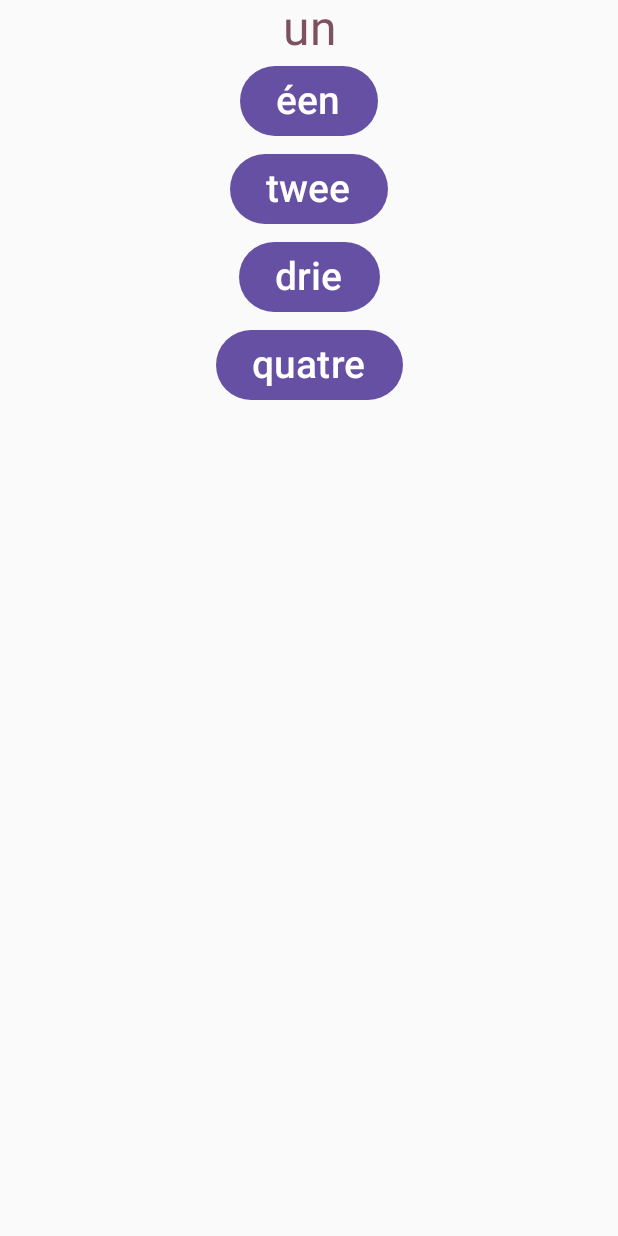
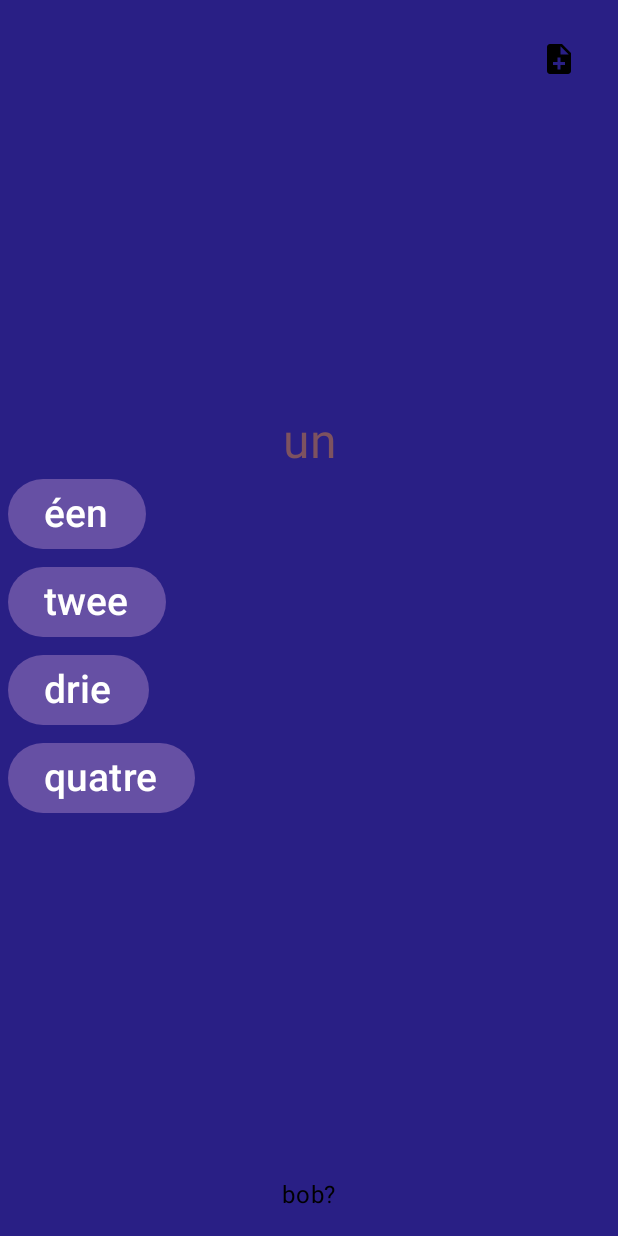
Before and after one commit to niougnip/vocabulle, an Android app built with Jetpack Compose: the screen it shows after launch (MainActivity), on a phone screen of 412 x 824 dp. Run offline under Robolectric (Android 15) with nearby library versions, the phone set to English and light mode, and no system bars; our stand-ins replace Room's generated code.

Commit message:
layout update

```diff
--- a/app/build.gradle.kts
+++ b/app/build.gradle.kts
@@ -50,6 +50,7 @@ dependencies {
     implementation(libs.androidx.ui.tooling.preview)
     implementation(libs.androidx.material3)
     implementation(libs.androidx.room.common)
+    implementation(libs.androidx.room.ktx)
     testImplementation(libs.junit)
     androidTestImplementation(libs.androidx.junit)
     androidTestImplementation(libs.androidx.espresso.core)
--- a/app/src/main/java/com/example/vocabulle2/MainActivity.kt
+++ b/app/src/main/java/com/example/vocabulle2/MainActivity.kt
@@ -1,13 +1,22 @@
+@file:OptIn(ExperimentalLayoutApi::class)
+
 package com.example.vocabulle2
 
+import android.content.res.Resources.Theme
 import android.os.Bundle
 import android.util.Log
 import androidx.activity.ComponentActivity
 import androidx.activity.compose.setContent
 import androidx.activity.enableEdgeToEdge
 import androidx.compose.foundation.Image
+import androidx.compose.foundation.background
+import androidx.compose.foundation.layout.Arrangement
 import androidx.compose.foundation.layout.Column
+import androidx.compose.foundation.layout.ExperimentalLayoutApi
+import androidx.compose.foundation.layout.FlowColumn
+import androidx.compose.foundation.layout.FlowRow
 import androidx.compose.foundation.layout.Row
+import androidx.compose.foundation.layout.fillMaxHeight
 import androidx.compose.foundation.layout.fillMaxSize
 import androidx.compose.foundation.layout.fillMaxWidth
 import androidx.compose.foundation.layout.padding
@@ -18,12 +27,15 @@ import androidx.compose.foundation.lazy.items
 import androidx.compose.material3.Button
 import androidx.compose.material3.ColorScheme
 import androidx.compose.material3.Icon
+import androidx.compose.material3.IconButton
 import androidx.compose.material3.MaterialTheme
 import androidx.compose.material3.Scaffold
 import androidx.compose.material3.Text
 import androidx.compose.runtime.Composable
 import androidx.compose.ui.Alignment
 import androidx.compose.ui.Modifier
+import androidx.compose.ui.graphics.Color
+import androidx.compose.ui.graphics.RectangleShape
 import androidx.compose.ui.layout.AlignmentLine
 import androidx.compose.ui.layout.HorizontalAlignmentLine
 import androidx.compose.ui.res.painterResource
@@ -70,6 +82,18 @@ fun SuggestionButton(value: DutchWord, isFrench: Boolean, onClick: () -> Unit) {
 }
 
 @Composable
+fun AddCSVButton(onClick: () -> Unit) {
+    IconButton(
+        onClick = { onClick() }
+    ) {
+        Icon(
+            painter = painterResource(R.drawable.baseline_file_add_24),
+            contentDescription = "Add csv"
+        )
+    }
+}
+
+@Composable
 fun WordToFind(value: DutchWord, isFrench: Boolean) {
     Text(
         text = if (isFrench) value.french else value.dutch,
@@ -83,13 +107,23 @@ fun WordToFind(value: DutchWord, isFrench: Boolean) {
 
 @Composable
 fun SuggestionScreen(wordToFind: DutchWord, suggestions: List<DutchWord>, isFrench: Boolean) {
-    Column {
+    Column (
+        Modifier.background(MaterialTheme.colorScheme.background, RectangleShape).fillMaxHeight()
+    ) {
+        Row (
+            horizontalArrangement = Arrangement.End,
+            modifier = Modifier.weight(1F).fillMaxWidth().padding(15.dp)
+        ) {
+            AddCSVButton {
+                Log.d("TEST", "add csv")
+            }
+        }
+        FlowRow (
+            modifier = Modifier.fillMaxSize().weight(6F),
+            verticalArrangement = Arrangement.Center
+        ) {
             WordToFind(wordToFind, isFrench)
-        LazyColumn (
-            modifier = Modifier.fillMaxSize(),
-            horizontalAlignment = Alignment.CenterHorizontally
-
-        ) {
+            LazyColumn {
                 items(suggestions) {
                     suggestion -> SuggestionButton(suggestion, !isFrench) {
                         if (suggestion.french == wordToFind.french) {
@@ -100,6 +134,14 @@ fun SuggestionScreen(wordToFind: DutchWord, suggestions: List<DutchWord>, isFren
                         }
                     }
                 }
+            }
+        }
+        Row (
+            horizontalArrangement = Arrangement.Center,
+            verticalAlignment = Alignment.Bottom,
+            modifier = Modifier.weight(1F).fillMaxWidth().padding(15.dp)
+        ) {
+            Text("bob?")
         }
     }
 }
--- a/app/src/main/java/com/example/vocabulle2/ui/theme/Theme.kt
+++ b/app/src/main/java/com/example/vocabulle2/ui/theme/Theme.kt
@@ -27,7 +27,8 @@ private val DarkColorScheme = darkColorScheme(
 private val LightColorScheme = lightColorScheme(
     primary = Purple40,
     secondary = PurpleGrey40,
-    tertiary = Pink40
+    tertiary = Pink40,
+    background = Background
 
     /* Other default colors to override
     background = Color(0xFFFFFBFE),
--- /dev/null
+++ b/app/src/main/res/drawable/baseline_file_add_24.xml
@@ -0,0 +1,5 @@
+<vector xmlns:android="http://schemas.android.com/apk/res/android" android:autoMirrored="true" android:height="24dp" android:tint="#FFFFFF" android:viewportHeight="24" android:viewportWidth="24" android:width="24dp">
+
+    <path android:fillColor="@android:color/white" android:pathData="M14,2L6,2c-1.1,0 -1.99,0.9 -1.99,2L4,20c0,1.1 0.89,2 1.99,2L18,22c1.1,0 2,-0.9 2,-2L20,8l-6,-6zM16,16h-3v3h-2v-3L8,16v-2h3v-3h2v3h3v2zM13,9L13,3.5L18.5,9L13,9z"/>
+
+</vector>
--- a/gradle/libs.versions.toml
+++ b/gradle/libs.versions.toml
@@ -9,6 +9,7 @@ lifecycleRuntimeKtx = "2.6.1"
 activityCompose = "1.8.0"
 composeBom = "2024.04.01"
 roomCommon = "2.6.1"
+roomKtx = "2.6.1"
 
 [libraries]
 androidx-core-ktx = { group = "androidx.core", name = "core-ktx", version.ref = "coreKtx" }
@@ -26,6 +27,7 @@ androidx-ui-test-manifest = { group = "androidx.compose.ui", name = "ui-test-man
 androidx-ui-test-junit4 = { group = "androidx.compose.ui", name = "ui-test-junit4" }
 androidx-material3 = { group = "androidx.compose.material3", name = "material3" }
 androidx-room-common = { group = "androidx.room", name = "room-common", version.ref = "roomCommon" }
+androidx-room-ktx = { group = "androidx.room", name = "room-ktx", version.ref = "roomKtx" }
 
 [plugins]
 android-application = { id = "com.android.application", version.ref = "agp" }
```
Also changed, not shown: app/src/main/java/com/example/vocabulle2/AppDatabase.kt (added, +9 -0 lines), app/src/main/java/com/example/vocabulle2/DutchWordDao.kt (added, +28 -0 lines). Lines whose indentation alone changed are shown as unchanged.
